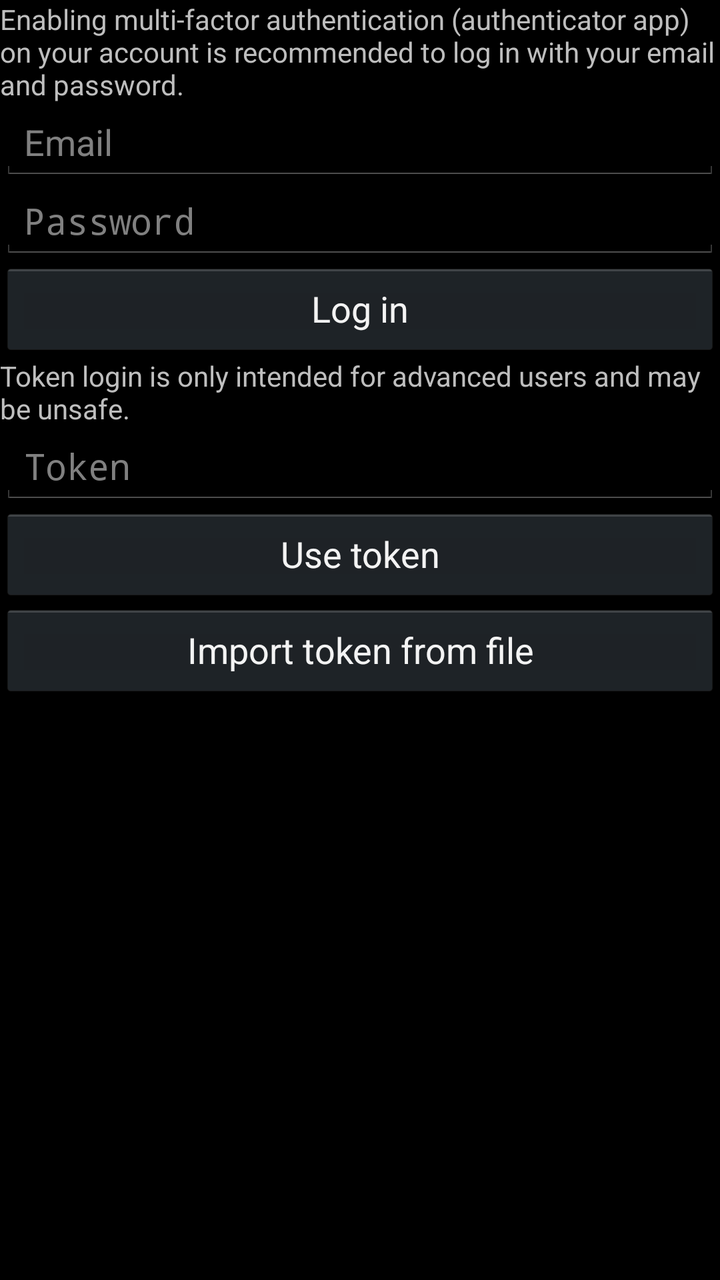
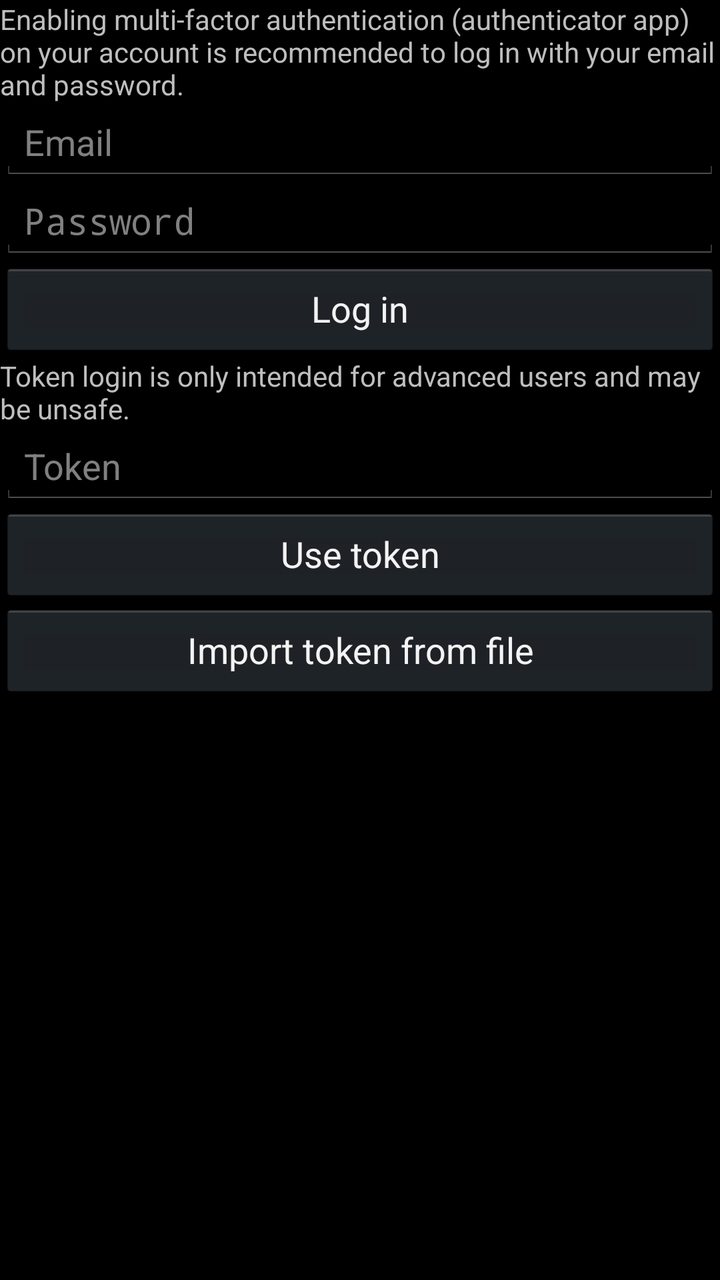

Before-and-after screenshots of an Android layout around one commit, followed by the original layout XML and the change that was made.
<!-- AndroidManifest.xml: application theme AppTheme -->
<!-- res/layout/activity_login.xml -->
<?xml version="1.0" encoding="utf-8"?>
<LinearLayout xmlns:android="http://schemas.android.com/apk/res/android"
			  android:orientation="vertical" android:layout_width="match_parent"
			  android:layout_height="match_parent"
			  android:weightSum="1">

	<TextView
			android:id="@+id/textView"
			android:layout_width="match_parent"
			android:layout_height="wrap_content"
			android:text="@string/password_login"/>

	<EditText
			android:id="@+id/emailField"
			android:layout_width="match_parent"
			android:layout_height="wrap_content"
			android:ems="10"
			android:hint="@string/email"
			android:inputType="textWebEmailAddress"
			android:maxLines="1"
			android:singleLine="true"/>

	<EditText
			android:id="@+id/passwordField"
			android:layout_width="match_parent"
			android:layout_height="wrap_content"
			android:ems="10"
			android:hint="@string/password"
			android:inputType="textPassword"
			android:password="true"
			android:maxLines="1"
			android:singleLine="true"/>

	<TextView
			android:id="@+id/existingPasswordText"
			android:layout_width="match_parent"
			android:layout_height="wrap_content"
			android:text="@string/existing_password"
			android:visibility="gone"/>

	<Button
			android:id="@+id/loginButton"
			android:layout_width="match_parent"
			android:layout_height="wrap_content"
			android:text="@string/login"/>

	<TextView
			android:id="@+id/textView2"
			android:layout_width="match_parent"
			android:layout_height="wrap_content"
			android:text="@string/token_login"/>

	<EditText
			android:id="@+id/tokenField"
			android:layout_width="match_parent"
			android:layout_height="wrap_content"
			android:ems="10"
			android:hint="@string/token"
			android:inputType="textPassword"
			android:password="true"
			android:maxLines="1"
			android:singleLine="true"/>

	<Button
			android:id="@+id/tokenLoginButton"
			android:layout_width="match_parent"
			android:layout_height="wrap_content"
			android:text="@string/use_token"/>

	<Button
			android:id="@+id/tokenFileImportButton"
			android:layout_width="match_parent"
			android:layout_height="wrap_content"
			android:text="@string/import_token_from_file"/>

</LinearLayout>
<!-- resources referenced by this layout -->
<resources>
  <string name="email">Email</string>
  <string name="existing_password">Leave blank to use the existing password</string>
  <string name="import_token_from_file">Import token from file</string>
  <string name="login">Log in</string>
  <string name="password">Password</string>
  <string name="password_login">Enabling multi-factor authentication (authenticator app) on your account is
  		recommended to log in with your email and password.
  	</string>
  <string name="token">Token</string>
  <string name="token_login">Token login is only intended for advanced users and may be unsafe.</string>
  <string name="use_token">Use token</string>
  <style name="AppTheme" parent="AppBaseTheme" />
  <style name="AppBaseTheme" parent="@android:style/Theme" />
</resources>

<!-- the commit's change to res/layout/activity_login.xml (unified diff, before → after) -->
@@ -5,10 +5,10 @@
 			  android:weightSum="1">
 
 	<TextView
-			android:id="@+id/textView"
-			android:layout_width="match_parent"
-			android:layout_height="wrap_content"
-			android:text="@string/password_login"/>
+		android:id="@+id/textView"
+		android:layout_width="match_parent"
+		android:layout_height="wrap_content"
+		android:text="@string/password_login"/>
 
 	<EditText
 			android:id="@+id/emailField"
@@ -51,15 +51,14 @@
 			android:text="@string/token_login"/>
 
 	<EditText
-			android:id="@+id/tokenField"
-			android:layout_width="match_parent"
-			android:layout_height="wrap_content"
-			android:ems="10"
-			android:hint="@string/token"
-			android:inputType="textPassword"
-			android:password="true"
-			android:maxLines="1"
-			android:singleLine="true"/>
+		android:id="@+id/tokenField"
+		android:layout_width="match_parent"
+		android:layout_height="wrap_content"
+		android:ems="10"
+		android:hint="@string/token"
+		android:inputType="textMultiLine"
+		android:password="false"
+		android:singleLine="false" />
 
 	<Button
 			android:id="@+id/tokenLoginButton"
